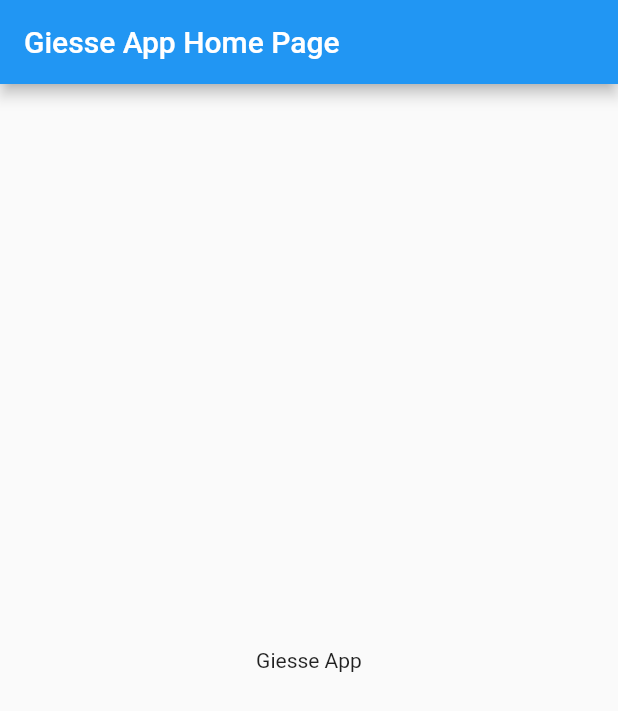
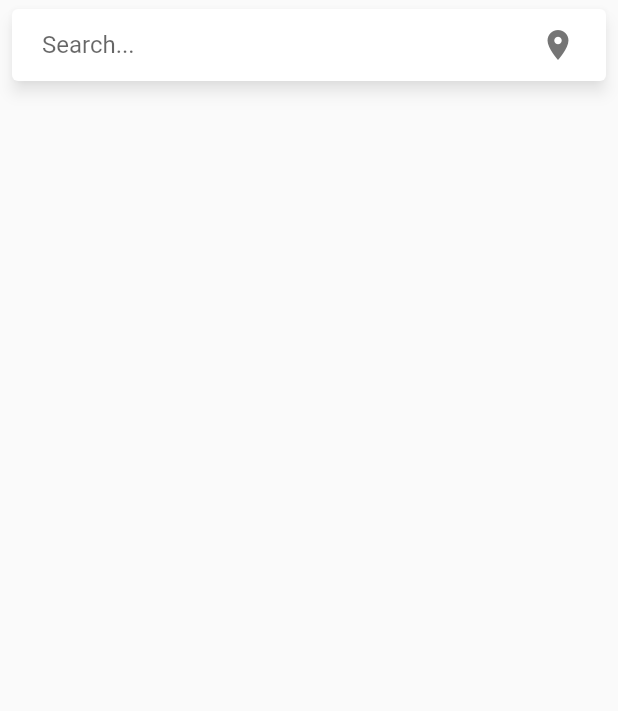
Before and after one commit to AhmedHassani/initializr_springfx, a Flutter app: the screen it shows after launch, on a phone screen of 412 x 824 dp. Shown: the top 711 px of the screen. Run offline on Flutter 3.47's test engine with Material 2 defaults, Android fonts, the light colour scheme and no system bars; drawn by our look-alikes of material_floating_search_bar.

Commit message:
floating searchBar

```diff
--- a/lib/main.dart
+++ b/lib/main.dart
@@ -1,4 +1,6 @@
 import 'package:flutter/material.dart';
+
+import 'presentation/home.dart';
 
 void main() {
   runApp(MyApp());
@@ -14,37 +16,7 @@ class MyApp extends StatelessWidget {
       theme: ThemeData(
         primarySwatch: Colors.blue,
       ),
-      home: MyHomePage(title: 'Giesse App Home Page'),
+      home: MyHomePage(),
     );
   }
 }
-
-class MyHomePage extends StatefulWidget {
-  MyHomePage({Key key, this.title}) : super(key: key);
-
-  final String title;
-
-  @override
-  _MyHomePageState createState() => _MyHomePageState();
-}
-
-class _MyHomePageState extends State<MyHomePage> {
-  @override
-  Widget build(BuildContext context) {
-    return Scaffold(
-      appBar: AppBar(
-        title: Text(widget.title),
-      ),
-      body: Center(
-        child: Column(
-          mainAxisAlignment: MainAxisAlignment.center,
-          children: <Widget>[
-            Text(
-              'Giesse App',
-            ),
-          ],
-        ),
-      ),
-    );
-  }
-}
--- /dev/null
+++ b/lib/presentation/home.dart
@@ -0,0 +1,73 @@
+import 'package:flutter/material.dart';
+import 'package:material_floating_search_bar/material_floating_search_bar.dart';
+
+class MyHomePage extends StatefulWidget {
+  MyHomePage({Key key}) : super(key: key);
+
+  @override
+  _MyHomePageState createState() => _MyHomePageState();
+}
+
+class _MyHomePageState extends State<MyHomePage> {
+  @override
+  Widget build(BuildContext context) {
+    final isPortrait =
+        MediaQuery.of(context).orientation == Orientation.portrait;
+
+    return Scaffold(
+      // This is handled by the search bar itself.
+      resizeToAvoidBottomInset: false,
+      body: Stack(
+        fit: StackFit.expand,
+        children: [
+          // buildMap(),
+          // buildBottomNavigationBar(),
+          FloatingSearchBar(
+            hint: 'Search...',
+            scrollPadding: const EdgeInsets.only(top: 16, bottom: 56),
+            transitionDuration: const Duration(milliseconds: 800),
+            transitionCurve: Curves.easeInOut,
+            physics: const BouncingScrollPhysics(),
+            axisAlignment: isPortrait ? 0.0 : -1.0,
+            openAxisAlignment: 0.0,
+            maxWidth: isPortrait ? 600 : 500,
+            debounceDelay: const Duration(milliseconds: 500),
+            onQueryChanged: (query) {
+              // Call your model, bloc, controller here.
+            },
+            // Specify a custom transition to be used for
+            // animating between opened and closed stated.
+            transition: CircularFloatingSearchBarTransition(),
+            actions: [
+              FloatingSearchBarAction(
+                showIfOpened: false,
+                child: CircularButton(
+                  icon: const Icon(Icons.place),
+                  onPressed: () {},
+                ),
+              ),
+              FloatingSearchBarAction.searchToClear(
+                showIfClosed: false,
+              ),
+            ],
+            builder: (context, transition) {
+              return ClipRRect(
+                borderRadius: BorderRadius.circular(8),
+                child: Material(
+                  color: Colors.white,
+                  elevation: 4.0,
+                  child: Column(
+                    mainAxisSize: MainAxisSize.min,
+                    children: Colors.accents.map((color) {
+                      return Container(height: 112, color: color);
+                    }).toList(),
+                  ),
+                ),
+              );
+            },
+          ),
+        ],
+      ),
+    );
+  }
+}
```
Also changed, not shown: pubspec.yaml (+5 -11 lines), pubspec.lock, 3 other files.
